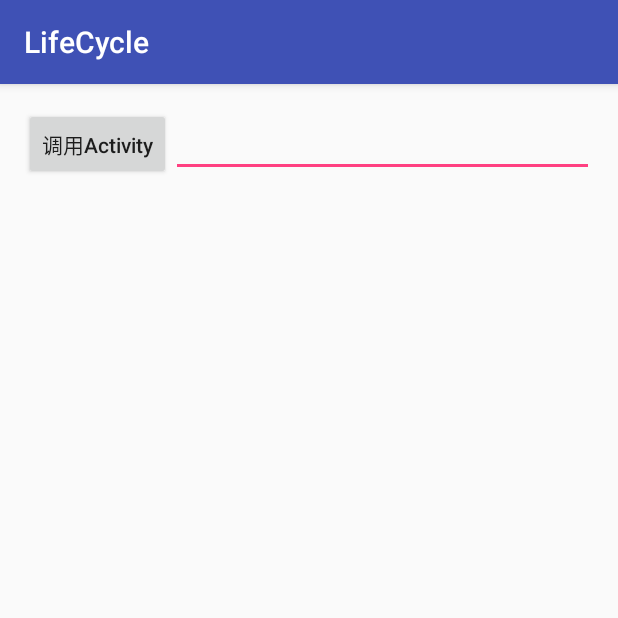
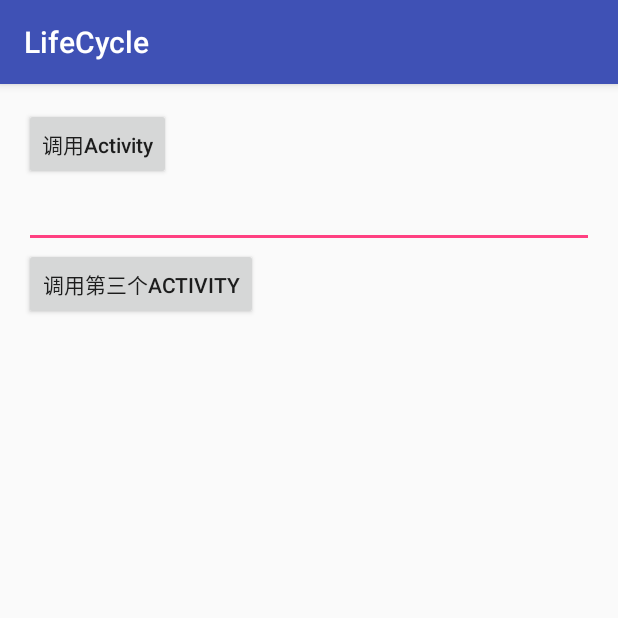
Before and after one commit to jiangjq1974/LifeCycle, an Android app: the screen it shows after launch (MainActivity), on a phone screen of 412 x 824 dp, the top half of it. Run offline under Robolectric (Android 15) with nearby library versions, the phone set to English and light mode, and no system bars.

```diff
--- a/app/src/main/java/com/jjq/lifecycle/MainActivity.java
+++ b/app/src/main/java/com/jjq/lifecycle/MainActivity.java
@@ -12,27 +12,45 @@ import android.widget.Toast;
 public class MainActivity extends AppCompatActivity {
     private static final String TAG = "MainActivity";
     public static final String DATA="extra_data";
+    private Button button1;
+    private Button button2;
     @Override
     protected void onCreate(Bundle savedInstanceState) {
         super.onCreate(savedInstanceState);
         setContentView(R.layout.activity_main);
         Log.d(TAG, "onCreate: ");
-        Button button = (Button) findViewById(R.id.activity_main_button);
+        button1 = (Button) findViewById(R.id.activity_main_button);
         final EditText edittext= (EditText) findViewById(R.id.activity_main_edit_text);
         //final String data=edittext.getText().toString();
-        button.setOnClickListener(new View.OnClickListener() {
+        button1.setOnClickListener(new View.OnClickListener() {
             @Override
             public void onClick(View v) {
                 //String data="Hello SecondActivity!";
                 String data=edittext.getText().toString();
                 Intent intent=new Intent(MainActivity.this,SecondActivity.class);
                 intent.putExtra(DATA,data);
-                startActivity(intent);
+                //startActivity(intent);
+                startActivityForResult(intent,0);
                 //Toast.makeText(MainActivity.this, "Button clicked", Toast.LENGTH_LONG).show();
 
             }
         });
 
+        button2 = (Button) findViewById(R.id.activity_main_thirdbutton);
+        button2.setOnClickListener(new View.OnClickListener() {
+            @Override
+            public void onClick(View v) {
+                Intent intent=new Intent(MainActivity.this,ThirdActivity.class);
+                startActivity(intent);
+            }
+        });
+    }
+
+    @Override
+    protected void onActivityResult(int requestCode, int resultCode, Intent data) {
+        super.onActivityResult(requestCode, resultCode, data);
+        String name=data.getStringExtra("back");
+        Toast.makeText(MainActivity.this, name, Toast.LENGTH_SHORT).show();
     }
 
     @Override
--- a/app/src/main/res/layout/activity_main.xml
+++ b/app/src/main/res/layout/activity_main.xml
@@ -7,7 +7,7 @@
     android:paddingLeft="@dimen/activity_horizontal_margin"
     android:paddingRight="@dimen/activity_horizontal_margin"
     android:paddingTop="@dimen/activity_vertical_margin"
-    android:orientation="horizontal"
+    android:orientation="vertical"
     tools:context="com.jjq.lifecycle.MainActivity">
 
     <Button
@@ -17,8 +17,12 @@
         android:id="@+id/activity_main_button"
         android:textAllCaps="false"/>
     <EditText
-        android:layout_width="0dp"
+        android:layout_width="match_parent"
         android:layout_height="wrap_content"
-        android:layout_weight="1"
         android:id="@+id/activity_main_edit_text"/>
+    <Button
+        android:id="@+id/activity_main_thirdbutton"
+        android:layout_width="wrap_content"
+        android:layout_height="wrap_content"
+        android:text="调用第三个Activity"/>
 </LinearLayout>
```
Also changed, not shown: app/src/main/AndroidManifest.xml (+8 -2 lines), app/src/main/java/com/jjq/lifecycle/SecondActivity.java (+21 -3 lines), app/src/main/java/com/jjq/lifecycle/ThirdActivity.java (added, +13 -0 lines), app/src/main/res/layout/activity_second.xml (+9 -0 lines), app/src/main/res/layout/activity_third.xml (added, +12 -0 lines).
